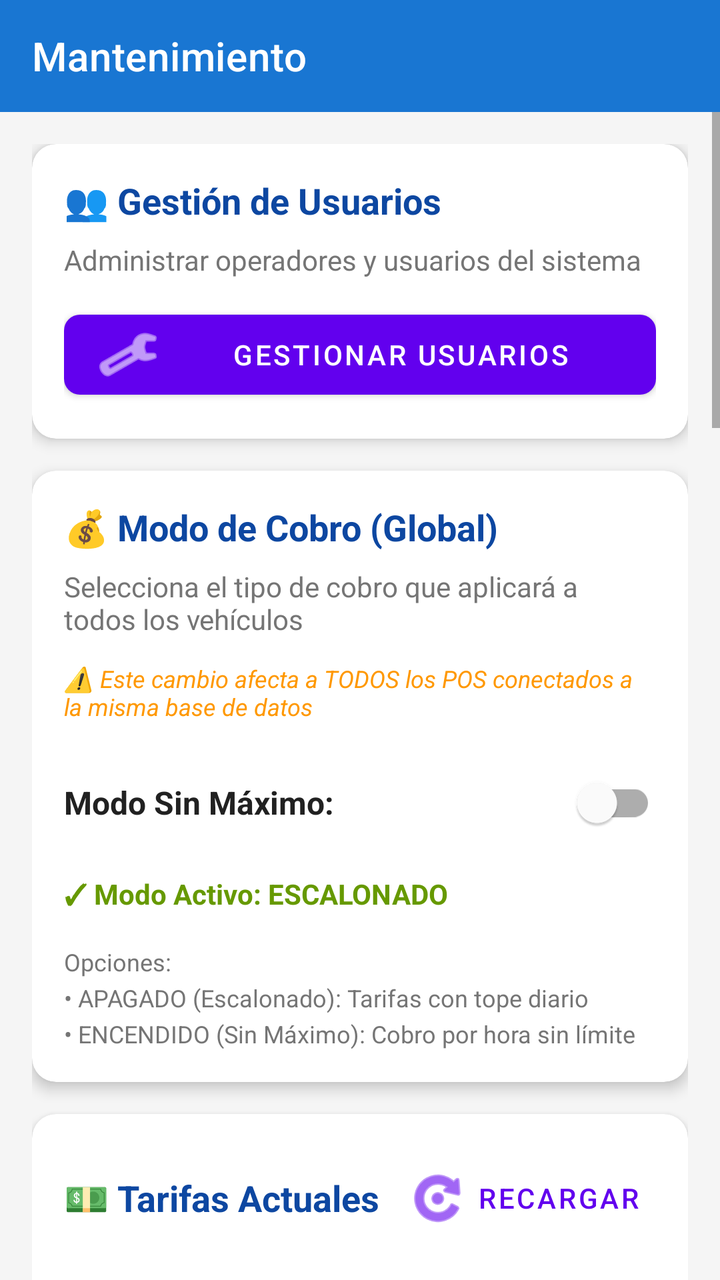
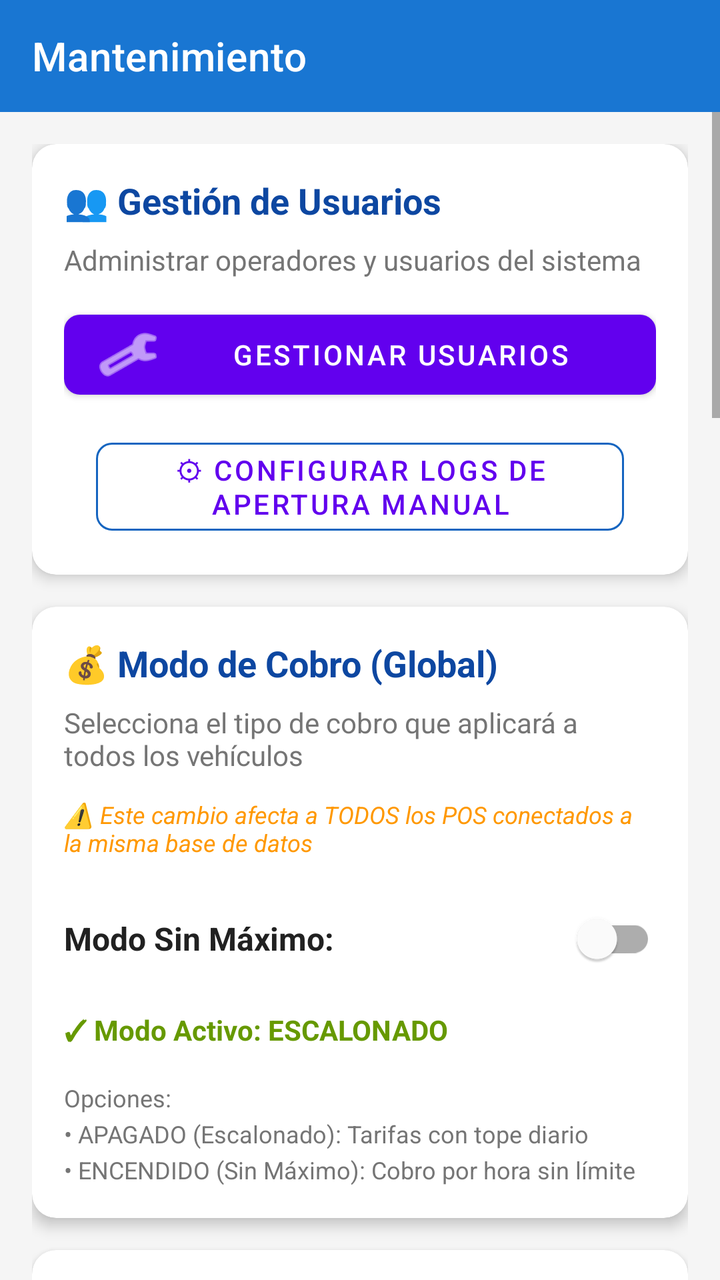

Before-and-after screenshots of an Android layout around one commit, followed by the original layout XML and the change that was made.
<!-- AndroidManifest.xml: application theme Theme.MaterialComponents.Light.NoActionBar -->
<!-- res/layout/activity_mantenimiento.xml -->
<?xml version="1.0" encoding="utf-8"?>
<LinearLayout xmlns:android="http://schemas.android.com/apk/res/android"
    xmlns:app="http://schemas.android.com/apk/res-auto"
    android:layout_width="match_parent"
    android:layout_height="match_parent"
    android:orientation="vertical"
    android:background="#F5F5F5">

    <com.google.android.material.appbar.AppBarLayout
        android:layout_width="match_parent"
        android:layout_height="wrap_content">

        <androidx.appcompat.widget.Toolbar
            android:id="@+id/toolbar"
            android:layout_width="match_parent"
            android:layout_height="?attr/actionBarSize"
            app:title="Mantenimiento"
            app:titleTextColor="@android:color/white"
            android:background="#1976D2"/>
    </com.google.android.material.appbar.AppBarLayout>

    <ScrollView
        android:layout_width="match_parent"
        android:layout_height="match_parent"
        android:fillViewport="true">

        <LinearLayout
            android:layout_width="match_parent"
            android:layout_height="wrap_content"
            android:orientation="vertical"
            android:padding="16dp">

            
            <com.google.android.material.card.MaterialCardView
                android:layout_width="match_parent"
                android:layout_height="wrap_content"
                app:cardCornerRadius="12dp"
                app:cardElevation="4dp"
                android:layout_marginBottom="16dp">

                <LinearLayout
                    android:layout_width="match_parent"
                    android:layout_height="wrap_content"
                    android:orientation="vertical"
                    android:padding="16dp">

                    <TextView
                        android:layout_width="wrap_content"
                        android:layout_height="wrap_content"
                        android:text="👥 Gestión de Usuarios"
                        android:textSize="18sp"
                        android:textStyle="bold"
                        android:textColor="#0D47A1"
                        android:layout_marginBottom="8dp"/>

                    <TextView
                        android:layout_width="wrap_content"
                        android:layout_height="wrap_content"
                        android:text="Administrar operadores y usuarios del sistema"
                        android:textSize="14sp"
                        android:textColor="#757575"
                        android:layout_marginBottom="12dp"/>

                    <com.google.android.material.button.MaterialButton
                        android:id="@+id/btnGestionUsuarios"
                        android:layout_width="match_parent"
                        android:layout_height="wrap_content"
                        android:text="Gestionar Usuarios"
                        app:icon="@android:drawable/ic_menu_manage"
                        app:cornerRadius="8dp"/>
                </LinearLayout>
            </com.google.android.material.card.MaterialCardView>

            
            <com.google.android.material.card.MaterialCardView
                android:layout_width="match_parent"
                android:layout_height="wrap_content"
                app:cardCornerRadius="12dp"
                app:cardElevation="4dp"
                android:layout_marginBottom="16dp">

                <LinearLayout
                    android:layout_width="match_parent"
                    android:layout_height="wrap_content"
                    android:orientation="vertical"
                    android:padding="16dp">

                    <TextView
                        android:layout_width="wrap_content"
                        android:layout_height="wrap_content"
                        android:text="💰 Modo de Cobro (Global)"
                        android:textSize="18sp"
                        android:textStyle="bold"
                        android:textColor="#0D47A1"
                        android:layout_marginBottom="8dp"/>

                    <TextView
                        android:layout_width="wrap_content"
                        android:layout_height="wrap_content"
                        android:text="Selecciona el tipo de cobro que aplicará a todos los vehículos"
                        android:textSize="14sp"
                        android:textColor="#757575"
                        android:layout_marginBottom="12dp"/>

                    <TextView
                        android:layout_width="wrap_content"
                        android:layout_height="wrap_content"
                        android:text="⚠️ Este cambio afecta a TODOS los POS conectados a la misma base de datos"
                        android:textSize="12sp"
                        android:textColor="#FF9800"
                        android:textStyle="italic"
                        android:layout_marginBottom="16dp"/>

                    <LinearLayout
                        android:layout_width="match_parent"
                        android:layout_height="wrap_content"
                        android:orientation="horizontal"
                        android:gravity="center_vertical"
                        android:layout_marginBottom="12dp">

                        <TextView
                            android:layout_width="0dp"
                            android:layout_height="wrap_content"
                            android:layout_weight="1"
                            android:text="Modo Sin Máximo:"
                            android:textSize="16sp"
                            android:textColor="#212121"
                            android:textStyle="bold"/>

                        <com.google.android.material.switchmaterial.SwitchMaterial
                            android:id="@+id/switchModoCobro"
                            android:layout_width="wrap_content"
                            android:layout_height="wrap_content"
                            android:checked="false"/>
                    </LinearLayout>

                    <TextView
                        android:id="@+id/tvEstadoModoCobro"
                        android:layout_width="wrap_content"
                        android:layout_height="wrap_content"
                        android:text="✓ Modo Activo: ESCALONADO"
                        android:textSize="14sp"
                        android:textColor="@android:color/holo_green_dark"
                        android:textStyle="bold"
                        android:layout_marginBottom="16dp"/>

                    <TextView
                        android:layout_width="wrap_content"
                        android:layout_height="wrap_content"
                        android:text="Opciones:\n• APAGADO (Escalonado): Tarifas con tope diario\n• ENCENDIDO (Sin Máximo): Cobro por hora sin límite"
                        android:textSize="12sp"
                        android:textColor="#757575"
                        android:lineSpacingExtra="4dp"/>
                </LinearLayout>
            </com.google.android.material.card.MaterialCardView>

            
            <com.google.android.material.card.MaterialCardView
                android:layout_width="match_parent"
                android:layout_height="wrap_content"
                app:cardCornerRadius="12dp"
                app:cardElevation="4dp"
                android:layout_marginBottom="16dp">

                <LinearLayout
                    android:layout_width="match_parent"
                    android:layout_height="wrap_content"
                    android:orientation="vertical"
                    android:padding="16dp">

                    <LinearLayout
                        android:layout_width="match_parent"
                        android:layout_height="wrap_content"
                        android:orientation="horizontal"
                        android:gravity="center_vertical"
                        android:layout_marginBottom="12dp">

                        <TextView
                            android:layout_width="0dp"
                            android:layout_height="wrap_content"
                            android:layout_weight="1"
                            android:text="💵 Tarifas Actuales"
                            android:textSize="18sp"
                            android:textStyle="bold"
                            android:textColor="#0D47A1"/>

                        <com.google.android.material.button.MaterialButton
                            android:id="@+id/btnRecargarTarifas"
                            android:layout_width="wrap_content"
                            android:layout_height="wrap_content"
                            android:text="Recargar"
                            style="@style/Widget.MaterialComponents.Button.TextButton"
                            app:icon="@android:drawable/ic_menu_rotate"/>
                    </LinearLayout>

                    <ProgressBar
                        android:id="@+id/progressBarTarifas"
                        android:layout_width="wrap_content"
                        android:layout_height="wrap_content"
                        android:layout_gravity="center"
                        android:layout_marginVertical="16dp"
                        android:visibility="gone"/>

                    <TextView
                        android:id="@+id/tvTarifasActuales"
                        android:layout_width="wrap_content"
                        android:layout_height="wrap_content"
                        android:text="Cargando tarifas..."
                        android:textSize="14sp"
                        android:textColor="#212121"
                        android:fontFamily="monospace"
                        android:lineSpacingExtra="4dp"
                        android:visibility="gone"/>
                </LinearLayout>
            </com.google.android.material.card.MaterialCardView>

            
            <com.google.android.material.card.MaterialCardView
                android:layout_width="match_parent"
                android:layout_height="wrap_content"
                app:cardCornerRadius="12dp"
                app:cardElevation="4dp"
                android:layout_marginBottom="16dp">

                <LinearLayout
                    android:layout_width="match_parent"
                    android:layout_height="wrap_content"
                    android:orientation="vertical"
                    android:padding="16dp">

                    <TextView
                        android:layout_width="wrap_content"
                        android:layout_height="wrap_content"
                        android:text="💳 Configuración de Cobros en POS"
                        android:textSize="18sp"
                        android:textStyle="bold"
                        android:textColor="#0D47A1"
                        android:layout_marginBottom="8dp"/>

                    <TextView
                        android:layout_width="wrap_content"
                        android:layout_height="wrap_content"
                        android:text="Habilitar o deshabilitar la función de cobro en este POS"
                        android:textSize="14sp"
                        android:textColor="#757575"
                        android:layout_marginBottom="12dp"/>

                    <TextView
                        android:layout_width="wrap_content"
                        android:layout_height="wrap_content"
                        android:text="⚠️ Nota: La validación de tiempo de gracia siempre permanecerá activa"
                        android:textSize="12sp"
                        android:textColor="#FF9800"
                        android:textStyle="italic"
                        android:layout_marginBottom="16dp"/>

                    <LinearLayout
                        android:layout_width="match_parent"
                        android:layout_height="wrap_content"
                        android:orientation="horizontal"
                        android:gravity="center_vertical"
                        android:layout_marginBottom="12dp">

                        <TextView
                            android:layout_width="0dp"
                            android:layout_height="wrap_content"
                            android:layout_weight="1"
                            android:text="Habilitar Cobros en POS:"
                            android:textSize="16sp"
                            android:textColor="#212121"
                            android:textStyle="bold"/>

                        <com.google.android.material.switchmaterial.SwitchMaterial
                            android:id="@+id/switchCobrosPos"
                            android:layout_width="wrap_content"
                            android:layout_height="wrap_content"
                            android:checked="true"/>
                    </LinearLayout>

                    <TextView
                        android:id="@+id/tvEstadoCobrosPos"
                        android:layout_width="wrap_content"
                        android:layout_height="wrap_content"
                        android:text="✓ Este POS puede procesar pagos"
                        android:textSize="14sp"
                        android:textColor="@android:color/holo_green_dark"
                        android:textStyle="bold"
                        android:layout_marginBottom="12dp"/>

                    <TextView
                        android:layout_width="wrap_content"
                        android:layout_height="wrap_content"
                        android:text="Casos de uso:\n• Habilitar: POS cobra directamente\n• Deshabilitar: Solo PayStation (POS solo valida salidas)"
                        android:textSize="12sp"
                        android:textColor="#757575"
                        android:lineSpacingExtra="4dp"/>
                </LinearLayout>
            </com.google.android.material.card.MaterialCardView>

            
            <com.google.android.material.card.MaterialCardView
                android:layout_width="match_parent"
                android:layout_height="wrap_content"
                app:cardCornerRadius="12dp"
                app:cardElevation="4dp"
                android:layout_marginBottom="16dp">

                <LinearLayout
                    android:layout_width="match_parent"
                    android:layout_height="wrap_content"
                    android:orientation="vertical"
                    android:padding="16dp">

                    <TextView
                        android:layout_width="wrap_content"
                        android:layout_height="wrap_content"
                        android:text="⏱️ Configuración de Tiempo de Gracia"
                        android:textSize="18sp"
                        android:textStyle="bold"
                        android:textColor="#0D47A1"
                        android:layout_marginBottom="8dp"/>

                    <TextView
                        android:layout_width="wrap_content"
                        android:layout_height="wrap_content"
                        android:text="Tiempo máximo permitido entre el pago y la salida del vehículo"
                        android:textSize="14sp"
                        android:textColor="#757575"
                        android:layout_marginBottom="12dp"/>

                    <TextView
                        android:layout_width="wrap_content"
                        android:layout_height="wrap_content"
                        android:text="Tiempo de Gracia Actual:"
                        android:textSize="14sp"
                        android:textColor="#757575"
                        android:layout_marginBottom="4dp"/>

                    <TextView
                        android:id="@+id/tvTiempoGraciaActual"
                        android:layout_width="wrap_content"
                        android:layout_height="wrap_content"
                        android:text="15 minutos"
                        android:textSize="20sp"
                        android:textStyle="bold"
                        android:textColor="#4CAF50"
                        android:layout_marginBottom="16dp"/>

                    <com.google.android.material.textfield.TextInputLayout
                        android:id="@+id/tilTiempoGracia"
                        android:layout_width="match_parent"
                        android:layout_height="wrap_content"
                        android:hint="Nuevo Tiempo de Gracia (minutos)"
                        style="@style/Widget.MaterialComponents.TextInputLayout.OutlinedBox"
                        android:layout_marginBottom="12dp">

                        <com.google.android.material.textfield.TextInputEditText
                            android:id="@+id/etTiempoGracia"
                            android:layout_width="match_parent"
                            android:layout_height="wrap_content"
                            android:inputType="number"
                            android:maxLines="1"
                            android:text="15"/>
                    </com.google.android.material.textfield.TextInputLayout>

                    <com.google.android.material.button.MaterialButton
                        android:id="@+id/btnGuardarTiempoGracia"
                        android:layout_width="match_parent"
                        android:layout_height="wrap_content"
                        android:text="Guardar Tiempo de Gracia"
                        app:icon="@android:drawable/ic_menu_save"
                        app:cornerRadius="8dp"
                        style="@style/Widget.MaterialComponents.Button.OutlinedButton"/>
                </LinearLayout>
            </com.google.android.material.card.MaterialCardView>

            
            <com.google.android.material.card.MaterialCardView
                android:layout_width="match_parent"
                android:layout_height="wrap_content"
                app:cardCornerRadius="12dp"
                app:cardElevation="4dp"
                android:layout_marginBottom="16dp">

                <LinearLayout
                    android:layout_width="match_parent"
                    android:layout_height="wrap_content"
                    android:orientation="vertical"
                    android:padding="16dp">

                    <TextView
                        android:layout_width="wrap_content"
                        android:layout_height="wrap_content"
                        android:text="📱 Configuración de Dispositivo"
                        android:textSize="18sp"
                        android:textStyle="bold"
                        android:textColor="#0D47A1"
                        android:layout_marginBottom="8dp"/>

                    <TextView
                        android:layout_width="wrap_content"
                        android:layout_height="wrap_content"
                        android:text="ID del Dispositivo:"
                        android:textSize="14sp"
                        android:textColor="#757575"
                        android:layout_marginBottom="4dp"/>

                    <TextView
                        android:id="@+id/tvIdDispositivo"
                        android:layout_width="wrap_content"
                        android:layout_height="wrap_content"
                        android:text="Cargando..."
                        android:textSize="16sp"
                        android:textStyle="bold"
                        android:textColor="#212121"
                        android:layout_marginBottom="8dp"/>

                    <TextView
                        android:layout_width="wrap_content"
                        android:layout_height="wrap_content"
                        android:text="Tipo:"
                        android:textSize="14sp"
                        android:textColor="#757575"
                        android:layout_marginBottom="4dp"/>

                    <TextView
                        android:id="@+id/tvTipoDispositivo"
                        android:layout_width="wrap_content"
                        android:layout_height="wrap_content"
                        android:text="MIXTO"
                        android:textSize="16sp"
                        android:textStyle="bold"
                        android:textColor="#212121"
                        android:layout_marginBottom="12dp"/>

                    <com.google.android.material.button.MaterialButton
                        android:id="@+id/btnConfigDispositivo"
                        android:layout_width="match_parent"
                        android:layout_height="wrap_content"
                        android:text="Configurar Dispositivo"
                        app:icon="@android:drawable/ic_menu_edit"
                        app:cornerRadius="8dp"
                        style="@style/Widget.MaterialComponents.Button.OutlinedButton"/>
                </LinearLayout>
            </com.google.android.material.card.MaterialCardView>

            
            <com.google.android.material.card.MaterialCardView
                android:layout_width="match_parent"
                android:layout_height="wrap_content"
                app:cardCornerRadius="12dp"
                app:cardElevation="4dp"
                android:layout_marginBottom="16dp">

                <LinearLayout
                    android:layout_width="match_parent"
                    android:layout_height="wrap_content"
                    android:orientation="vertical"
                    android:padding="16dp">

                    <TextView
                        android:layout_width="wrap_content"
                        android:layout_height="wrap_content"
                        android:text="🖥️ Configuración del Servidor"
                        android:textSize="18sp"
                        android:textStyle="bold"
                        android:textColor="#0D47A1"
                        android:layout_marginBottom="12dp"/>

                    <com.google.android.material.textfield.TextInputLayout
                        android:id="@+id/tilServerIp"
                        android:layout_width="match_parent"
                        android:layout_height="wrap_content"
                        android:hint="IP del Servidor"
                        style="@style/Widget.MaterialComponents.TextInputLayout.OutlinedBox"
                        android:layout_marginBottom="12dp">

                        <com.google.android.material.textfield.TextInputEditText
                            android:id="@+id/etServerIp"
                            android:layout_width="match_parent"
                            android:layout_height="wrap_content"
                            android:inputType="text"
                            android:maxLines="1"/>
                    </com.google.android.material.textfield.TextInputLayout>

                    <com.google.android.material.textfield.TextInputLayout
                        android:id="@+id/tilServerPort"
                        android:layout_width="match_parent"
                        android:layout_height="wrap_content"
                        android:hint="Puerto"
                        style="@style/Widget.MaterialComponents.TextInputLayout.OutlinedBox"
                        android:layout_marginBottom="12dp">

                        <com.google.android.material.textfield.TextInputEditText
                            android:id="@+id/etServerPort"
                            android:layout_width="match_parent"
                            android:layout_height="wrap_content"
                            android:inputType="number"
                            android:maxLines="1"/>
                    </com.google.android.material.textfield.TextInputLayout>

                    <com.google.android.material.textfield.TextInputLayout
                        android:id="@+id/tilDatabaseName"
                        android:layout_width="match_parent"
                        android:layout_height="wrap_content"
                        android:hint="Nombre de la Base de Datos"
                        style="@style/Widget.MaterialComponents.TextInputLayout.OutlinedBox"
                        android:layout_marginBottom="12dp">

                        <com.google.android.material.textfield.TextInputEditText
                            android:id="@+id/etDatabaseName"
                            android:layout_width="match_parent"
                            android:layout_height="wrap_content"
                            android:inputType="text"
                            android:maxLines="1"/>
                    </com.google.android.material.textfield.TextInputLayout>

                    <com.google.android.material.textfield.TextInputLayout
                        android:id="@+id/tilDbUsername"
                        android:layout_width="match_parent"
                        android:layout_height="wrap_content"
                        android:hint="Usuario de la BD"
                        style="@style/Widget.MaterialComponents.TextInputLayout.OutlinedBox"
                        android:layout_marginBottom="12dp">

                        <com.google.android.material.textfield.TextInputEditText
                            android:id="@+id/etDbUsername"
                            android:layout_width="match_parent"
                            android:layout_height="wrap_content"
                            android:inputType="text"
                            android:maxLines="1"/>
                    </com.google.android.material.textfield.TextInputLayout>

                    <com.google.android.material.textfield.TextInputLayout
                        android:id="@+id/tilDbPassword"
                        android:layout_width="match_parent"
                        android:layout_height="wrap_content"
                        android:hint="Contraseña de la BD"
                        style="@style/Widget.MaterialComponents.TextInputLayout.OutlinedBox"
                        app:endIconMode="password_toggle"
                        android:layout_marginBottom="16dp">

                        <com.google.android.material.textfield.TextInputEditText
                            android:id="@+id/etDbPassword"
                            android:layout_width="match_parent"
                            android:layout_height="wrap_content"
                            android:inputType="textPassword"
                            android:maxLines="1"/>
                    </com.google.android.material.textfield.TextInputLayout>

                    <com.google.android.material.button.MaterialButton
                        android:id="@+id/btnGuardar"
                        android:layout_width="match_parent"
                        android:layout_height="wrap_content"
                        android:text="Guardar Configuración"
                        android:textSize="14sp"
                        app:cornerRadius="8dp"
                        android:layout_marginBottom="8dp"/>

                    <com.google.android.material.button.MaterialButton
                        android:id="@+id/btnProbarConexion"
                        android:layout_width="match_parent"
                        android:layout_height="wrap_content"
                        android:text="Probar Conexión"
                        android:textSize="14sp"
                        app:cornerRadius="8dp"
                        style="@style/Widget.MaterialComponents.Button.OutlinedButton"
                        android:layout_marginBottom="8dp"/>

                    <com.google.android.material.button.MaterialButton
                        android:id="@+id/btnRestaurar"
                        android:layout_width="match_parent"
                        android:layout_height="wrap_content"
                        android:text="Restaurar Valores"
                        android:textSize="14sp"
                        app:cornerRadius="8dp"
                        style="@style/Widget.MaterialComponents.Button.TextButton"/>
                </LinearLayout>
            </com.google.android.material.card.MaterialCardView>
        </LinearLayout>
    </ScrollView>
</LinearLayout>
<!-- resources referenced by this layout -->
<resources>

</resources>

<!-- the commit's change to res/layout/activity_mantenimiento.xml (unified diff, before → after) -->
@@ -68,6 +68,20 @@
                         android:text="Gestionar Usuarios"
                         app:icon="@android:drawable/ic_menu_manage"
                         app:cornerRadius="8dp"/>
+
+                    <com.google.android.material.button.MaterialButton
+                        android:id="@+id/btnConfigLogsApertura"
+                        android:layout_width="match_parent"
+                        android:layout_height="wrap_content"
+                        android:layout_marginStart="16dp"
+                        android:layout_marginEnd="16dp"
+                        android:layout_marginTop="12dp"
+                        android:text="⚙ Configurar Logs de Apertura Manual"
+                        android:textSize="14sp"
+                        style="@style/Widget.MaterialComponents.Button.OutlinedButton"
+                        app:strokeColor="#1565C0"
+                        app:cornerRadius="8dp" />
+
                 </LinearLayout>
             </com.google.android.material.card.MaterialCardView>
 
